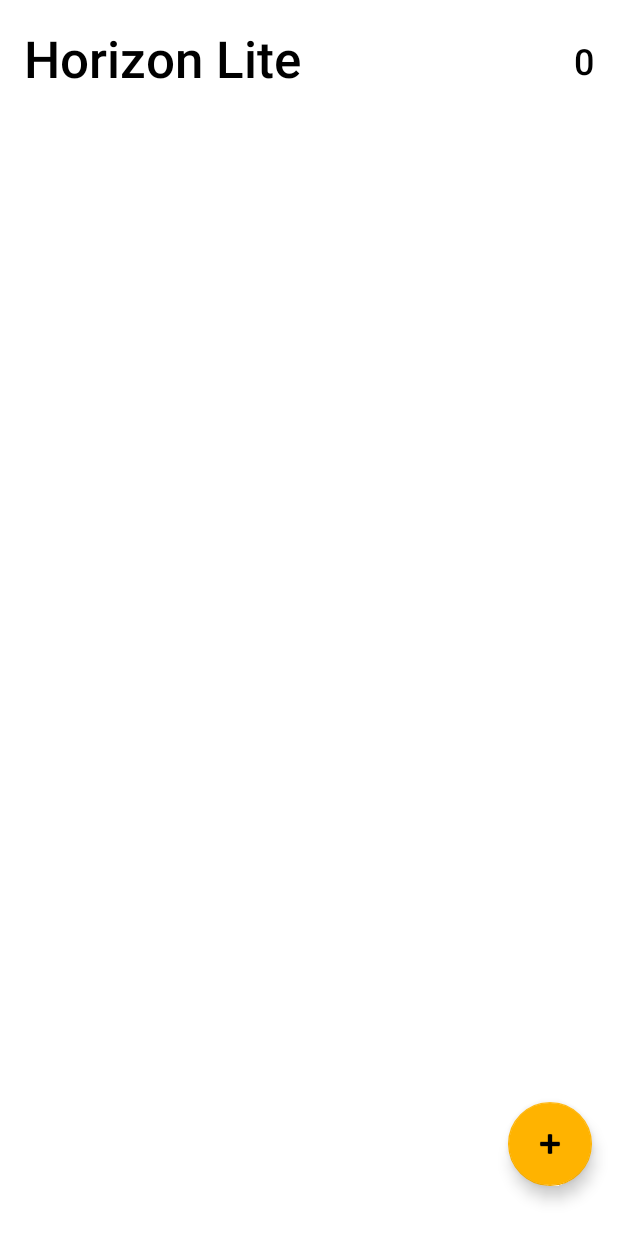
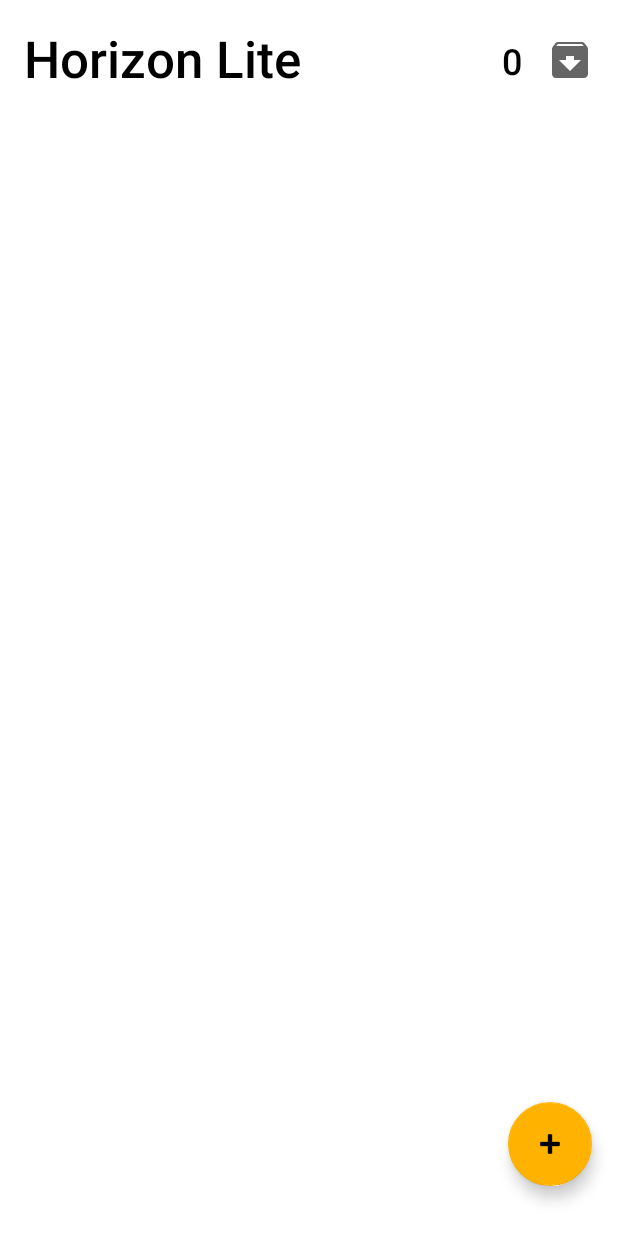
Before and after one commit to isaacy2012/Sunset, an Android app: the screen it shows after launch (MainActivity), on a phone screen of 412 x 824 dp. Run offline under Robolectric (Android 15) with nearby library versions, the phone set to English and light mode, and no system bars; our stand-ins replace Room's generated code.

Commit message:
Began to add Archive functionality

```diff
--- a/horizon-lite/app/src/main/AndroidManifest.xml
+++ b/horizon-lite/app/src/main/AndroidManifest.xml
@@ -10,12 +10,14 @@
             android:roundIcon="@mipmap/ic_launcher_round"
             android:supportsRtl="true"
             android:theme="@style/Theme.horizonlite">
-        <activity android:name="com.example.horizon_lite.MainActivity">
+        <activity android:name="com.example.horizon_lite.activities.MainActivity">
             <intent-filter>
                 <action android:name="android.intent.action.MAIN" />
 
                 <category android:name="android.intent.category.LAUNCHER" />
             </intent-filter>
+        </activity>
+        <activity android:name="com.example.horizon_lite.activities.ArchiveActivity">
         </activity>
         <meta-data
                 android:name="preloaded_fonts"
--- a/horizon-lite/app/src/main/java/com/example/horizon_lite/Converters.java
+++ b/horizon-lite/app/src/main/java/com/example/horizon_lite/room/Converters.java
@@ -1,4 +1,4 @@
-package com.example.horizon_lite;
+package com.example.horizon_lite.room;
 
 import androidx.room.TypeConverter;
 
--- a/horizon-lite/app/src/main/java/com/example/horizon_lite/TaskDao.java
+++ b/horizon-lite/app/src/main/java/com/example/horizon_lite/room/TaskDao.java
@@ -1,10 +1,12 @@
-package com.example.horizon_lite;
+package com.example.horizon_lite.room;
 
 import androidx.room.Dao;
 import androidx.room.Insert;
 import androidx.room.OnConflictStrategy;
 import androidx.room.Query;
 import androidx.room.Update;
+
+import com.example.horizon_lite.Task;
 
 import java.time.LocalDate;
 import java.util.List;
@@ -21,7 +23,7 @@ public interface TaskDao {
      * @return the rowID (primary key) of the Task
      */
     @Insert(onConflict = OnConflictStrategy.REPLACE)
-    public long insert(Task task);
+    public long insert( Task task);
 
     /**
      * Updates an task
@@ -75,6 +77,13 @@ public interface TaskDao {
     public List<Task> getAllUncompletedTasks();
 
     /**
+     * Returns all uncompleted Tasks as a List
+     * @return all the uncompleted Tasks in the database as a List
+     */
+    @Query("SELECT * FROM tasks WHERE complete = 1")
+    public List<Task> getAllCompletedTasks();
+
+    /**
      * Returns all Entries that match the name
      * @param name the name of the Task
      * @return
--- /dev/null
+++ b/horizon-lite/app/src/main/res/drawable/ic_baseline_archive_24.xml
@@ -0,0 +1,10 @@
+<vector xmlns:android="http://schemas.android.com/apk/res/android"
+    android:width="24dp"
+    android:height="24dp"
+    android:viewportWidth="24"
+    android:viewportHeight="24"
+    android:tint="?attr/colorControlNormal">
+  <path
+      android:fillColor="@android:color/white"
+      android:pathData="M20.54,5.23l-1.39,-1.68C18.88,3.21 18.47,3 18,3H6c-0.47,0 -0.88,0.21 -1.16,0.55L3.46,5.23C3.17,5.57 3,6.02 3,6.5V19c0,1.1 0.9,2 2,2h14c1.1,0 2,-0.9 2,-2V6.5c0,-0.48 -0.17,-0.93 -0.46,-1.27zM12,17.5L6.5,12H10v-2h4v2h3.5L12,17.5zM5.12,5l0.81,-1h12l0.94,1H5.12z"/>
+</vector>
--- a/horizon-lite/app/src/main/res/layout/activity_archive.xml
+++ b/horizon-lite/app/src/main/res/layout/activity_archive.xml
@@ -4,7 +4,7 @@
         xmlns:tools="http://schemas.android.com/tools"
         android:layout_width="match_parent"
         android:layout_height="match_parent"
-        tools:context=".MainActivity">
+        tools:context=".activities.MainActivity">
 
     <androidx.recyclerview.widget.RecyclerView
             android:layout_width="0dp"
--- a/horizon-lite/app/src/main/res/layout/activity_main.xml
+++ b/horizon-lite/app/src/main/res/layout/activity_main.xml
@@ -4,7 +4,8 @@
         xmlns:tools="http://schemas.android.com/tools"
         android:layout_width="match_parent"
         android:layout_height="match_parent"
-        tools:context=".MainActivity">
+        tools:context=".activities.MainActivity"
+        android:backgroundTintMode="add">
 
     <TextView
             android:layout_width="0dp"
@@ -110,13 +111,29 @@
             android:layout_width="wrap_content"
             android:layout_height="wrap_content"
             android:id="@+id/streakCounter"
-            android:layout_marginEnd="16dp"
-            app:layout_constraintEnd_toEndOf="parent"
             app:layout_constraintTop_toTopOf="parent"
             android:layout_marginTop="24dp"
             android:fontFamily="sans-serif-medium"
             android:textSize="24sp"
             style="@style/TextColor"
-            app:flow_horizontalAlign="end" />
+            app:flow_horizontalAlign="end"
+            app:layout_constraintEnd_toStartOf="@+id/imageButton"
+            android:layout_marginEnd="16dp" />
+
+    <ImageButton
+            android:layout_width="32dp"
+            android:layout_height="32dp"
+            android:id="@+id/imageButton"
+            android:background="@drawable/ic_baseline_archive_24"
+            app:layout_constraintTop_toTopOf="parent"
+            android:layout_marginTop="24dp"
+            android:layout_marginEnd="16dp"
+            app:layout_constraintEnd_toEndOf="parent"
+            android:paddingTop="4dp"
+            android:paddingEnd="4dp"
+            android:paddingRight="4dp"
+            android:paddingBottom="4dp"
+            android:paddingLeft="4dp"
+            android:onClick="goToArchive" />
 
 </androidx.constraintlayout.widget.ConstraintLayout>
```
Also changed, not shown: horizon-lite/app/src/main/java/com/example/horizon_lite/Task.java (+2 -5 lines), horizon-lite/app/src/main/java/com/example/horizon_lite/TaskDatabase.java (deleted, +0 -13 lines), horizon-lite/app/src/main/java/com/example/horizon_lite/activities/ArchiveActivity.java (added, +86 -0 lines), horizon-lite/app/src/main/java/com/example/horizon_lite/activities/MainActivity.java (renamed from horizon-lite/app/src/main/java/com/example/horizon_lite/MainActivity.java, +11 -6 lines), horizon-lite/app/src/main/java/com/example/horizon_lite/recyclerViews/ArchiveTasksAdapter.java (added, +121 -0 lines), horizon-lite/app/src/main/java/com/example/horizon_lite/recyclerViews/TasksAdapter.java (renamed from horizon-lite/app/src/main/java/com/example/horizon_lite/TasksAdapter.java, +5 -7 lines), horizon-lite/app/src/main/java/com/example/horizon_lite/room/TaskDatabase.java (added, +13 -0 lines), horizon-lite/app/src/main/res/drawable/ic_baseline_replay_24.xml (added, +10 -0 lines), horizon-lite/app/src/main/res/layout/archive_list_item.xml (added, +47 -0 lines).
